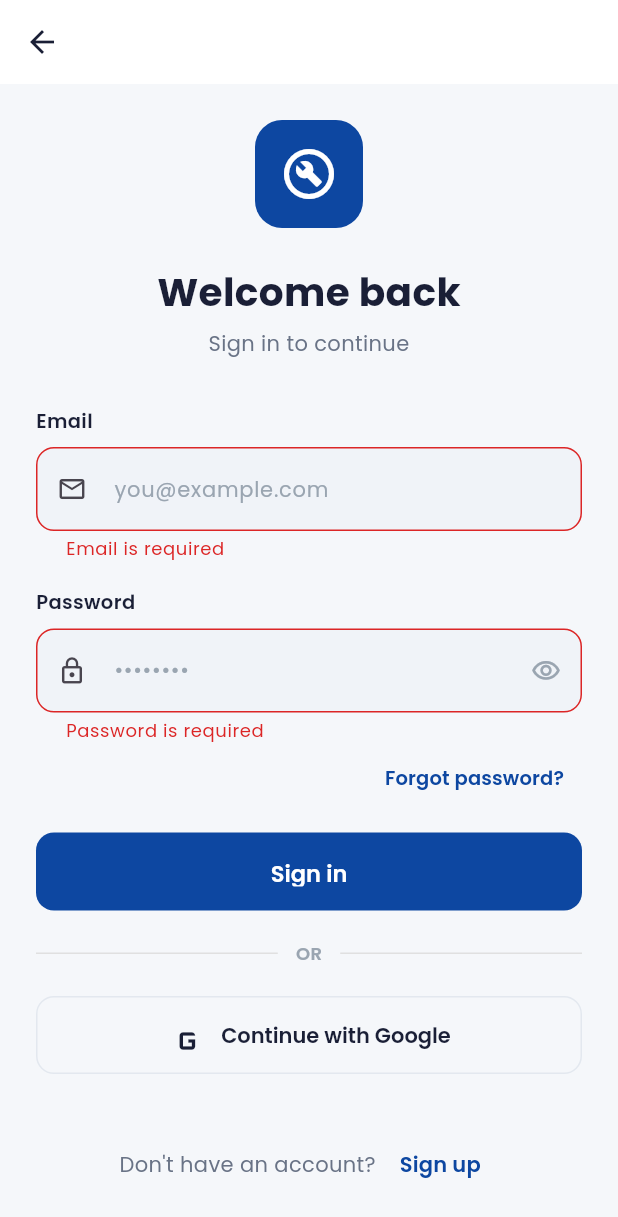
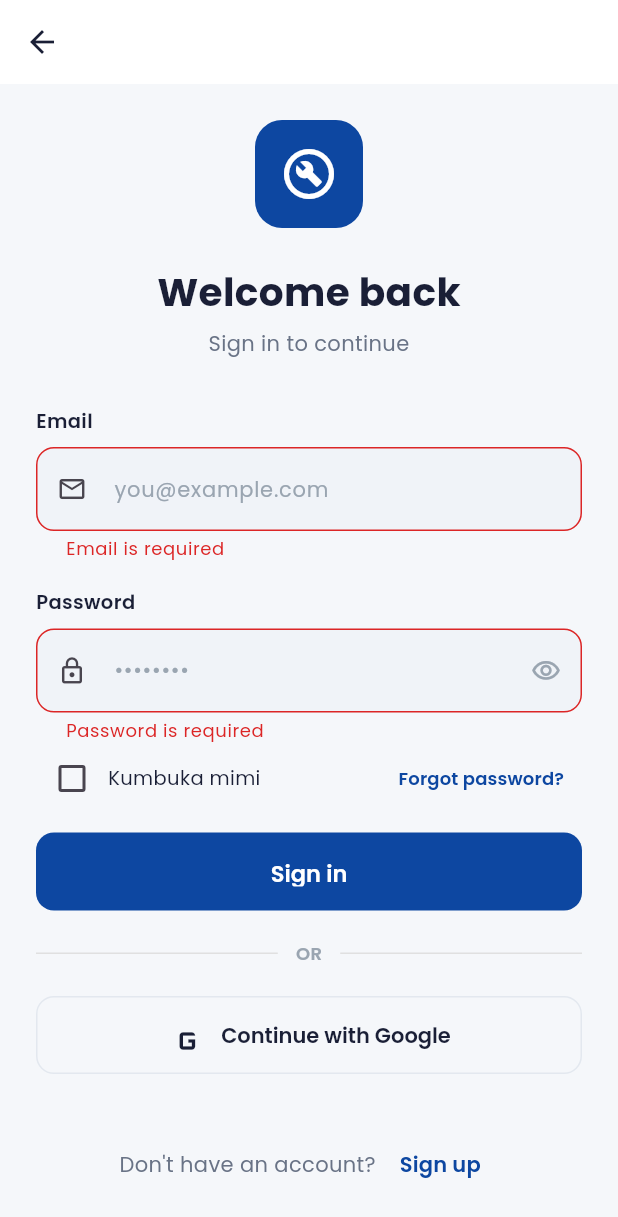
Before and after one commit to njau123/SMART_AUTOMOTIVE_GARAGE, a Flutter app: the LoginScreen screen opened directly, after a tap on "Sign in", on a phone screen of 412 x 824 dp. Shown: the top 1217 px of the screen. Run offline on Flutter 3.47's test engine with Material 3 defaults, Android fonts, the phone set to English and light mode, and no system bars; our stand-ins replace file_picker, firebase_auth, firebase_core, firebase_messaging, flutter_blue_plus, google_fonts and 4 more; missing offline and left inert: dart:html; accounts and stored records are empty; generated files the repository leaves out were written again; network calls fail.

```diff
--- a/user_app/lib/features/auth/screens/login_screen.dart
+++ b/user_app/lib/features/auth/screens/login_screen.dart
@@ -1,6 +1,7 @@
 import 'dart:io' show Platform;
 import 'package:flutter/foundation.dart' show kIsWeb;
 import 'package:flutter/material.dart';
+import 'package:shared_preferences/shared_preferences.dart';
 import 'package:google_fonts/google_fonts.dart';
 import '../../../core/constants/app_colors.dart';
 import '../../../core/services/api_service.dart';
@@ -25,10 +26,16 @@ class _LoginScreenState extends State<LoginScreen> {
   bool _loading = false;
   bool _googleLoading = false;
   bool _obscure = true;
+  bool _rememberMe = false;
+  static const _prefEmailKey = 'saved_email';
+  static const _prefPasswordKey = 'saved_password';
+  static const _prefRememberKey = 'remember_me';
 
   @override
   void initState() {
     super.initState();
+    _loadSavedCredentials();
+
     // Onyesha ujumbe wa kushukuru kama user ame-logout
     WidgetsBinding.instance.addPostFrameCallback((_) {
       if (AuthState.instance.showLogoutMessage && mounted) {
@@ -36,6 +43,39 @@ class _LoginScreenState extends State<LoginScreen> {
         _showThankYouDialog();
       }
     });
+  }
+
+  Future<void> _loadSavedCredentials() async {
+    try {
+      final prefs = await SharedPreferences.getInstance();
+      final remember = prefs.getBool(_prefRememberKey) ?? false;
+      if (remember) {
+        final email = prefs.getString(_prefEmailKey) ?? '';
+        final password = prefs.getString(_prefPasswordKey) ?? '';
+        if (mounted) {
+          setState(() {
+            _emailCtrl.text = email;
+            _passCtrl.text = password;
+            _rememberMe = true;
+          });
+        }
+      }
+    } catch (_) {}
+  }
+
+  Future<void> _saveCredentials() async {
+    try {
+      final prefs = await SharedPreferences.getInstance();
+      if (_rememberMe) {
+        await prefs.setBool(_prefRememberKey, true);
+        await prefs.setString(_prefEmailKey, _emailCtrl.text.trim());
+        await prefs.setString(_prefPasswordKey, _passCtrl.text);
+      } else {
+        await prefs.setBool(_prefRememberKey, false);
+        await prefs.remove(_prefEmailKey);
+        await prefs.remove(_prefPasswordKey);
+      }
+    } catch (_) {}
   }
 
   void _showThankYouDialog() {
@@ -103,6 +143,7 @@ class _LoginScreenState extends State<LoginScreen> {
     setState(() => _loading = true);
     try {
       await AuthAPI.login(_emailCtrl.text.trim(), _passCtrl.text);
+      await _saveCredentials();  // Hifadhi kama remember me
       final user = await TokenStorage.getUser();
       await AuthState.instance.login(user ?? {});
       if (!mounted) return;
@@ -274,9 +315,23 @@ class _LoginScreenState extends State<LoginScreen> {
                       },
                     ),
 
-                    Align(
-                      alignment: Alignment.centerRight,
-                      child: TextButton(
+                    Row(
+                      children: [
+                        Checkbox(
+                          value: _rememberMe,
+                          onChanged: (v) => setState(() => _rememberMe = v ?? false),
+                          activeColor: AppColors.primary,
+                        ),
+                        Expanded(
+                          child: GestureDetector(
+                            onTap: () => setState(() => _rememberMe = !_rememberMe),
+                            child: Text(
+                              'Kumbuka mimi',
+                              style: GoogleFonts.poppins(fontSize: 13),
+                            ),
+                          ),
+                        ),
+                        TextButton(
                           onPressed: () => Navigator.push(
                             context,
                             MaterialPageRoute(
@@ -286,12 +341,13 @@ class _LoginScreenState extends State<LoginScreen> {
                           child: Text(
                             'Forgot password?',
                             style: GoogleFonts.poppins(
-                            fontSize: 13,
+                              fontSize: 12,
                               fontWeight: FontWeight.w600,
                               color: AppColors.primary,
                             ),
                           ),
                         ),
+                      ],
                     ),
                     const SizedBox(height: 12),
 
--- a/user_app/lib/shared/widgets/hero_dashboard.dart
+++ b/user_app/lib/shared/widgets/hero_dashboard.dart
@@ -164,13 +164,13 @@ class HeroDashboard extends StatelessWidget {
                             imageUrl!,
                             fit: BoxFit.cover,
                             errorBuilder: (_, __, ___) => const Icon(
-                              Icons.directions_car_filled,
+                              Icons.person,
                               color: Colors.white,
                               size: 44,
                             ),
                           )
                         : const Icon(
-                            Icons.directions_car_filled,
+                            Icons.person,
                             color: Colors.white,
                             size: 44,
                           ),
```
Also changed, not shown: user_app/lib/features/auth/screens/signup_screen.dart (+9 -1 lines), user_app/lib/features/dashboard/screens/user_dashboard_screen.dart (+80 -2 lines). Lines whose indentation alone changed are shown as unchanged.
